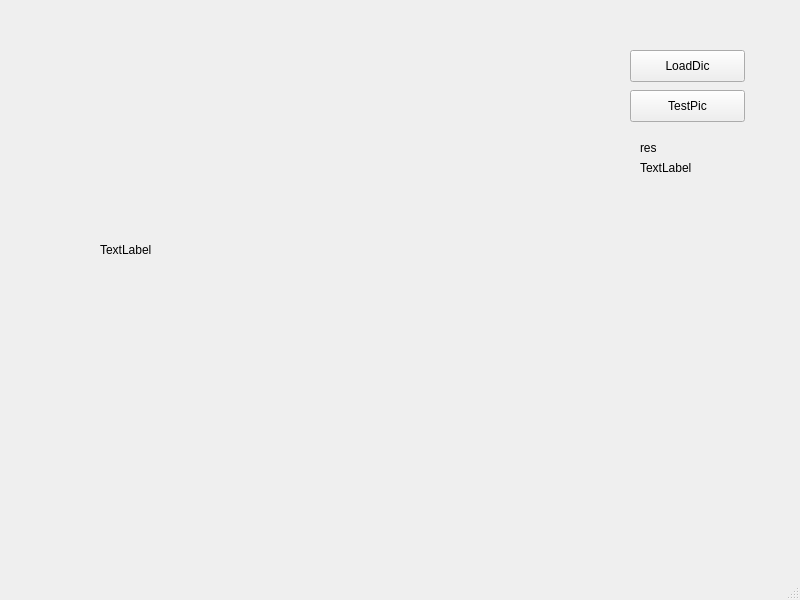
Before: the Qt Designer form form.ui in quheng/flower_recongision, drawn with Qt 5.
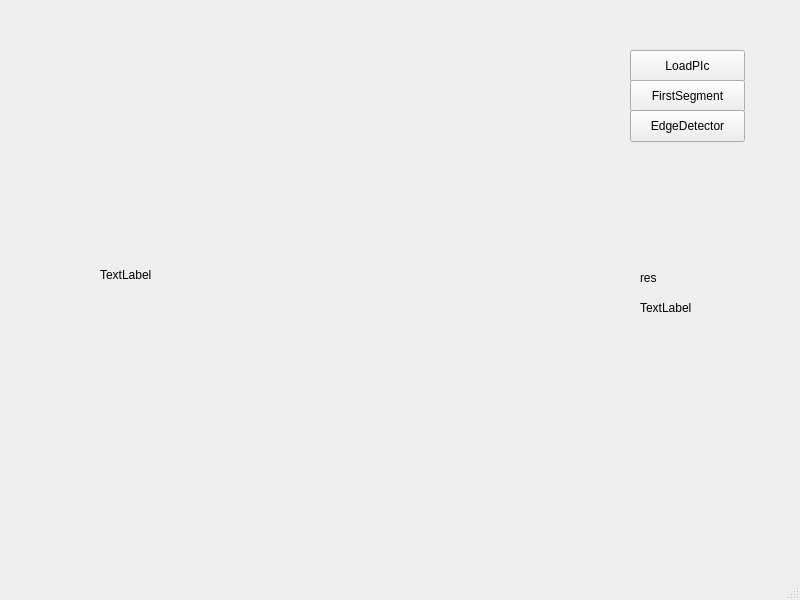
After: the same form once the commit is applied.

Commit message: finish the first segment

Patch:
```diff
--- a/form.ui
+++ b/form.ui
@@ -19,8 +19,8 @@
      <rect>
       <x>100</x>
       <y>50</y>
-      <width>400</width>
-      <height>400</height>
+      <width>450</width>
+      <height>450</height>
      </rect>
     </property>
     <property name="text">
@@ -37,27 +37,27 @@
      </rect>
     </property>
     <property name="text">
-     <string>LoadDic</string>
+     <string>LoadPIc</string>
     </property>
    </widget>
    <widget class="QPushButton" name="pushButton_2">
     <property name="geometry">
      <rect>
       <x>630</x>
-      <y>90</y>
+      <y>80</y>
       <width>115</width>
       <height>32</height>
      </rect>
     </property>
     <property name="text">
-     <string>TestPic</string>
+     <string>FirstSegment</string>
     </property>
    </widget>
    <widget class="QLabel" name="label_2">
     <property name="geometry">
      <rect>
       <x>640</x>
-      <y>140</y>
+      <y>270</y>
       <width>59</width>
       <height>16</height>
      </rect>
@@ -70,7 +70,7 @@
     <property name="geometry">
      <rect>
       <x>640</x>
-      <y>160</y>
+      <y>300</y>
       <width>59</width>
       <height>16</height>
      </rect>
@@ -79,6 +79,19 @@
      <string>TextLabel</string>
     </property>
    </widget>
+   <widget class="QPushButton" name="pushButton_3">
+    <property name="geometry">
+     <rect>
+      <x>630</x>
+      <y>110</y>
+      <width>115</width>
+      <height>32</height>
+     </rect>
+    </property>
+    <property name="text">
+     <string>EdgeDetector</string>
+    </property>
+   </widget>
   </widget>
   <widget class="QMenuBar" name="menubar">
    <property name="geometry">
```
Left out of the diff: 25 changed lines with no effect on the pictures. The commit also changes 5 other files.
